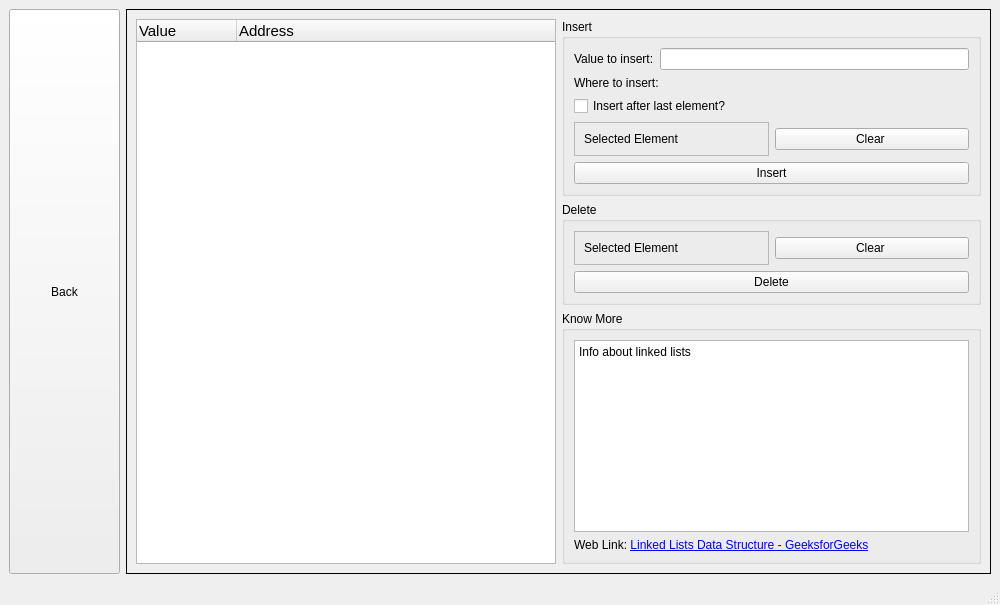
Before: the Qt Designer form linkedlistwindow.ui in priyanshagrahari/DSGUI, drawn with Qt 5.
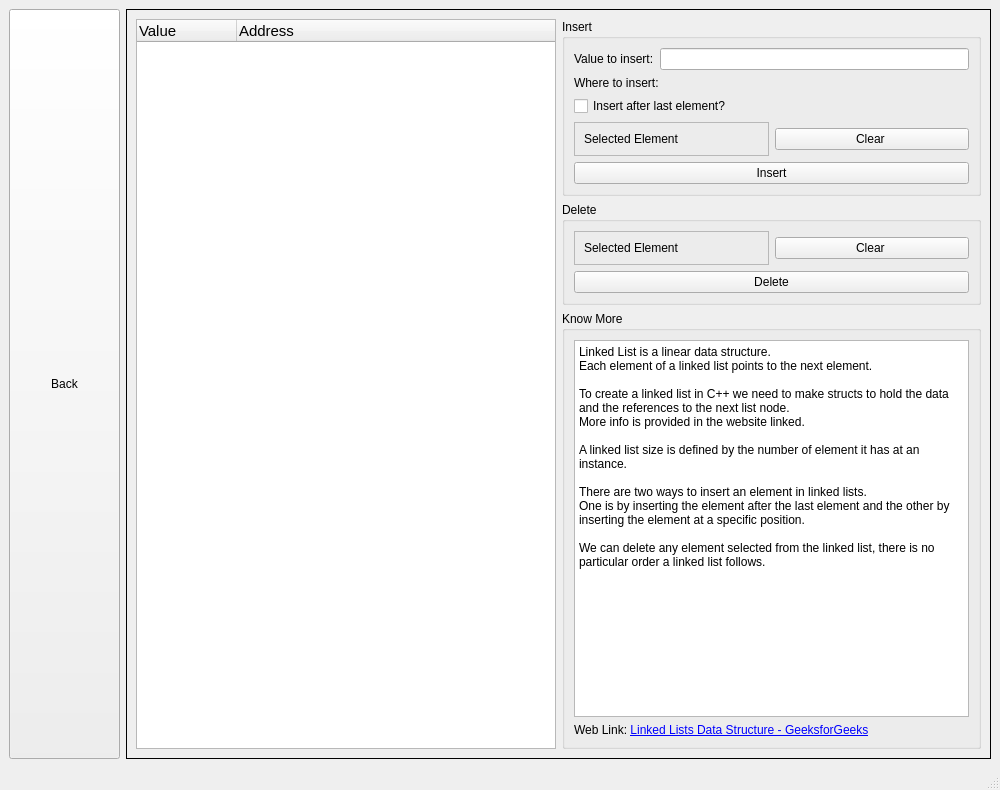
After: the same form once the commit is applied.

```diff
--- a/linkedlistwindow.ui
+++ b/linkedlistwindow.ui
@@ -7,7 +7,7 @@
     <x>0</x>
     <y>0</y>
     <width>1000</width>
-    <height>600</height>
+    <height>790</height>
    </rect>
   </property>
   <property name="windowTitle">
@@ -213,7 +213,18 @@
 &lt;html&gt;&lt;head&gt;&lt;meta name=&quot;qrichtext&quot; content=&quot;1&quot; /&gt;&lt;meta charset=&quot;utf-8&quot; /&gt;&lt;style type=&quot;text/css&quot;&gt;
 p, li { white-space: pre-wrap; }
 &lt;/style&gt;&lt;/head&gt;&lt;body style=&quot; font-family:'Segoe UI'; font-size:9pt; font-weight:400; font-style:normal;&quot;&gt;
-&lt;p style=&quot; margin-top:0px; margin-bottom:0px; margin-left:0px; margin-right:0px; -qt-block-indent:0; text-indent:0px;&quot;&gt;Info about linked lists&lt;/p&gt;&lt;/body&gt;&lt;/html&gt;</string>
+&lt;p style=&quot; margin-top:0px; margin-bottom:0px; margin-left:0px; margin-right:0px; -qt-block-indent:0; text-indent:0px;&quot;&gt;Linked List is a linear data structure.&lt;/p&gt;
+&lt;p style=&quot; margin-top:0px; margin-bottom:0px; margin-left:0px; margin-right:0px; -qt-block-indent:0; text-indent:0px;&quot;&gt;Each element of a linked list points to the next element.&lt;/p&gt;
+&lt;p style=&quot;-qt-paragraph-type:empty; margin-top:0px; margin-bottom:0px; margin-left:0px; margin-right:0px; -qt-block-indent:0; text-indent:0px;&quot;&gt;&lt;br /&gt;&lt;/p&gt;
+&lt;p style=&quot; margin-top:0px; margin-bottom:0px; margin-left:0px; margin-right:0px; -qt-block-indent:0; text-indent:0px;&quot;&gt;To create a linked list in C++ we need to make structs to hold the data and the references to the next list node.&lt;/p&gt;
+&lt;p style=&quot; margin-top:0px; margin-bottom:0px; margin-left:0px; margin-right:0px; -qt-block-indent:0; text-indent:0px;&quot;&gt;More info is provided in the website linked.&lt;/p&gt;
+&lt;p style=&quot;-qt-paragraph-type:empty; margin-top:0px; margin-bottom:0px; margin-left:0px; margin-right:0px; -qt-block-indent:0; text-indent:0px;&quot;&gt;&lt;br /&gt;&lt;/p&gt;
+&lt;p style=&quot; margin-top:0px; margin-bottom:0px; margin-left:0px; margin-right:0px; -qt-block-indent:0; text-indent:0px;&quot;&gt;A linked list size is defined by the number of element it has at an instance.&lt;/p&gt;
+&lt;p style=&quot;-qt-paragraph-type:empty; margin-top:0px; margin-bottom:0px; margin-left:0px; margin-right:0px; -qt-block-indent:0; text-indent:0px;&quot;&gt;&lt;br /&gt;&lt;/p&gt;
+&lt;p style=&quot; margin-top:0px; margin-bottom:0px; margin-left:0px; margin-right:0px; -qt-block-indent:0; text-indent:0px;&quot;&gt;There are two ways to insert an element in linked lists. &lt;/p&gt;
+&lt;p style=&quot; margin-top:0px; margin-bottom:0px; margin-left:0px; margin-right:0px; -qt-block-indent:0; text-indent:0px;&quot;&gt;One is by inserting the element after the last element and the other by inserting the element at a specific position.&lt;/p&gt;
+&lt;p style=&quot;-qt-paragraph-type:empty; margin-top:0px; margin-bottom:0px; margin-left:0px; margin-right:0px; -qt-block-indent:0; text-indent:0px;&quot;&gt;&lt;br /&gt;&lt;/p&gt;
+&lt;p style=&quot; margin-top:0px; margin-bottom:0px; margin-left:0px; margin-right:0px; -qt-block-indent:0; text-indent:0px;&quot;&gt;We can delete any element selected from the linked list, there is no particular order a linked list follows.&lt;/p&gt;&lt;/body&gt;&lt;/html&gt;</string>
               </property>
              </widget>
             </item>
```
Left out of the diff: 2 changed lines with no effect on the pictures.
